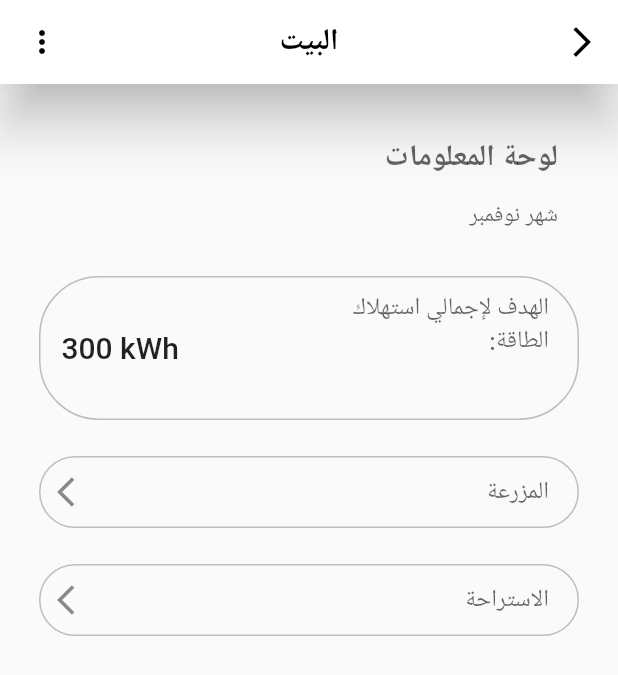
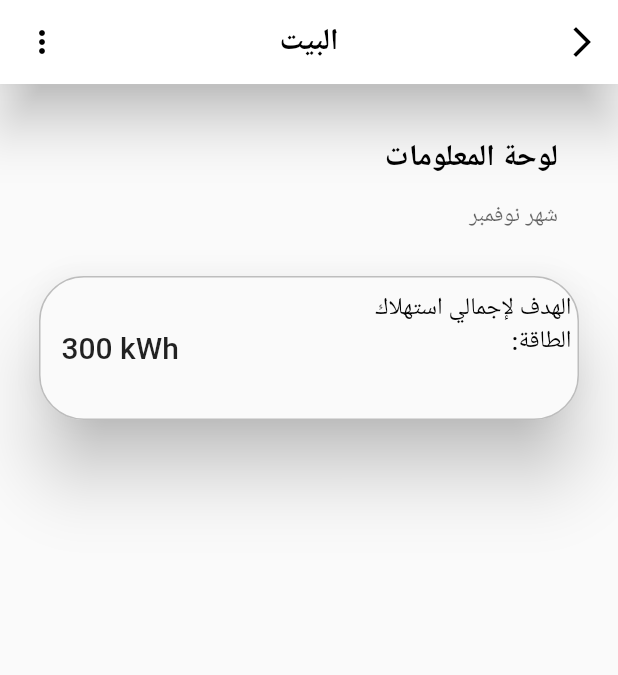
Before and after one commit to Haifa-saud/Taqaty, a Flutter app: the screen it shows after launch, on a phone screen of 412 x 824 dp. Shown: the top 675 px of the screen. Run offline on Flutter 3.47's test engine with Material 2 defaults, Android fonts, the phone set to English and light mode, and no system bars; our stand-ins replace bottom_navy_bar.

Commit message:
gridView
figure out why is it erasing everything

```diff
--- a/lib/dashboard.dart
+++ b/lib/dashboard.dart
@@ -11,6 +11,14 @@ class dashboard extends StatefulWidget {
 
 class _dashboardState extends State<dashboard> {
   @override
+  List text = [
+    [
+      'اجمالي استهلاك الطاقة',
+      '150 kWh',
+      'تم بلوغ 50% من هدف الشهر',
+    ],
+    ['فاتورة الكهرباء', '500.25 SR', '']
+  ];
   Widget build(BuildContext context) {
     return Scaffold(
       appBar: AppBar(
@@ -59,20 +67,19 @@ class _dashboardState extends State<dashboard> {
       ),
       body: Container(
         transformAlignment: Alignment.topRight,
-        child: ListView(
-          padding: const EdgeInsets.all(20),
-          children: [
+        child: ListView(padding: const EdgeInsets.all(20), children: [
           Container(
               padding: const EdgeInsets.fromLTRB(6, 0, 0, 0),
               child: Column(children: [
                 TextFormField(
-                    // maxLength: 20,
                   readOnly: true,
                   textAlign: TextAlign.right,
                   decoration: const InputDecoration(
                     hintText: ' لوحة المعلومات',
-                      hintStyle:
-                          TextStyle(fontWeight: FontWeight.bold, fontSize: 20),
+                    hintStyle: TextStyle(
+                        fontWeight: FontWeight.bold,
+                        fontSize: 20,
+                        color: Colors.black),
                     contentPadding: EdgeInsets.fromLTRB(20, 10, 20, 0),
                     border: InputBorder.none,
                   ),
@@ -91,29 +98,32 @@ class _dashboardState extends State<dashboard> {
               ])),
           Container(
               padding: const EdgeInsets.fromLTRB(6, 12, 6, 12),
+              child: Material(
+                  elevation: 20,
+                  borderRadius: BorderRadius.circular(30),
                   child: TextFormField(
-                  // maxLength: 20,
-
                     readOnly: true,
                     maxLines: 4,
                     textAlign: TextAlign.right,
                     decoration: InputDecoration(
                       hintText: 'الهدف لإجمالي استهلاك \n :الطاقة',
                       hintStyle: const TextStyle(
-                        fontSize: 16, fontWeight: FontWeight.w500),
-                    contentPadding: const EdgeInsets.fromLTRB(20, 10, 20, 10),
+                          fontSize: 16,
+                          fontWeight: FontWeight.w500,
+                          color: Colors.black),
+                      contentPadding: const EdgeInsets.fromLTRB(20, 10, 5, 10),
                       focusedBorder: OutlineInputBorder(
-                        borderRadius: BorderRadius.circular(0),
+                          borderRadius: BorderRadius.circular(30),
                           borderSide: const BorderSide(color: Colors.grey)),
                       enabledBorder: OutlineInputBorder(
-                        borderRadius: BorderRadius.circular(40.0),
+                          borderRadius: BorderRadius.circular(30.0),
                           borderSide: BorderSide(color: Colors.grey.shade400)),
                       errorBorder: OutlineInputBorder(
-                        borderRadius: BorderRadius.circular(100.0),
+                          borderRadius: BorderRadius.circular(30.0),
                           borderSide:
                               const BorderSide(color: Colors.red, width: 2.0)),
                       focusedErrorBorder: OutlineInputBorder(
-                        borderRadius: BorderRadius.circular(100.0),
+                          borderRadius: BorderRadius.circular(30.0),
                           borderSide:
                               const BorderSide(color: Colors.red, width: 2.0)),
                       prefixIcon: const Padding(
@@ -124,61 +134,29 @@ class _dashboardState extends State<dashboard> {
                                 fontSize: 20, fontWeight: FontWeight.w500),
                           )),
                     ),
-                )),
-            Container(
-                padding: const EdgeInsets.fromLTRB(6, 12, 6, 12),
-                child: TextFormField(
-                  // maxLength: 20,
-                  readOnly: true,
-                  textAlign: TextAlign.right,
-                  decoration: InputDecoration(
-                    hintText: 'المزرعة',
-                    contentPadding: const EdgeInsets.fromLTRB(20, 10, 20, 10),
-                    focusedBorder: OutlineInputBorder(
-                        borderRadius: BorderRadius.circular(100.0),
-                        borderSide: const BorderSide(color: Colors.grey)),
-                    enabledBorder: OutlineInputBorder(
-                        borderRadius: BorderRadius.circular(100.0),
-                        borderSide: BorderSide(color: Colors.grey.shade400)),
-                    errorBorder: OutlineInputBorder(
-                        borderRadius: BorderRadius.circular(100.0),
-                        borderSide:
-                            const BorderSide(color: Colors.red, width: 2.0)),
-                    focusedErrorBorder: OutlineInputBorder(
-                        borderRadius: BorderRadius.circular(100.0),
-                        borderSide:
-                            const BorderSide(color: Colors.red, width: 2.0)),
-                    prefixIcon: const Icon(Icons.arrow_back_ios),
-                  ),
-                )),
-            Container(
-                padding: const EdgeInsets.fromLTRB(6, 12, 6, 12),
-                child: TextFormField(
-                  // maxLength: 20,
-                  readOnly: true,
-                  textAlign: TextAlign.right,
-                  decoration: InputDecoration(
-                      hintText: 'الاستراحة',
-                      contentPadding: const EdgeInsets.fromLTRB(20, 10, 20, 10),
-                      focusedBorder: OutlineInputBorder(
-                          borderRadius: BorderRadius.circular(100.0),
-                          borderSide: const BorderSide(color: Colors.grey)),
-                      enabledBorder: OutlineInputBorder(
-                          borderRadius: BorderRadius.circular(100.0),
-                          borderSide: BorderSide(color: Colors.grey.shade400)),
-                      errorBorder: OutlineInputBorder(
-                          borderRadius: BorderRadius.circular(100.0),
-                          borderSide:
-                              const BorderSide(color: Colors.red, width: 2.0)),
-                      focusedErrorBorder: OutlineInputBorder(
-                          borderRadius: BorderRadius.circular(100.0),
-                          borderSide:
-                              const BorderSide(color: Colors.red, width: 2.0)),
-                      prefixIcon: const Icon(Icons.arrow_back_ios)),
-                )),
-          ],
-        ),
+                  ))),
+          // GridView.builder(
+          //   itemCount: 2,
+          //crossAxixSpacing:3,
+          //   gridDelegate: const SliverGridDelegateWithFixedCrossAxisCount(
+          //       crossAxisCount: 2, crossAxisSpacing: 4.0, mainAxisSpacing: 4.0),
+          //   itemBuilder: (BuildContext context, int index) {
+          //     final item = text[index];
+
+          //     return buildCard(item);
+          //   },
+          // )
+        ]),
       ),
     );
   }
+
+  Widget buildCard(List content) {
+    return Container(
+        child: GridTile(
+      header: Text(content[0]),
+      footer: Text(content[1]),
+      child: Center(child: Text(content[2])),
+    ));
   }
+}
```
Also changed, not shown: 3 other files. Lines whose indentation alone changed are shown as unchanged.
